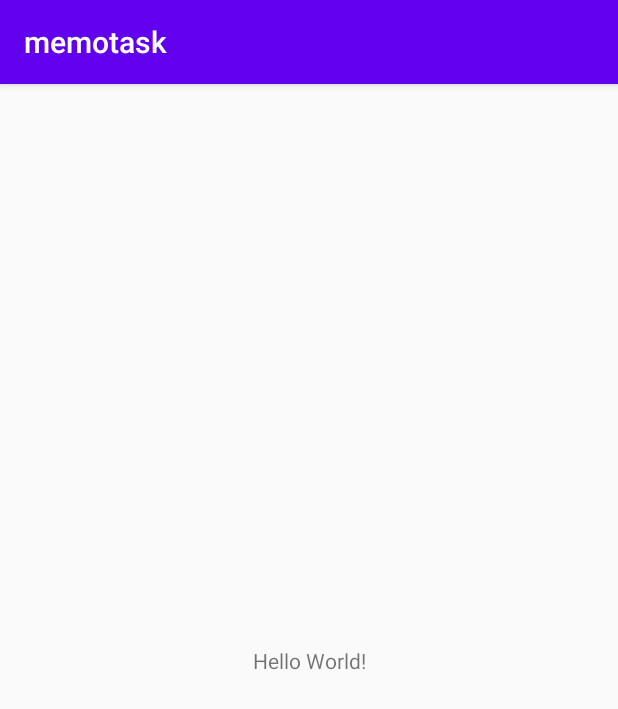
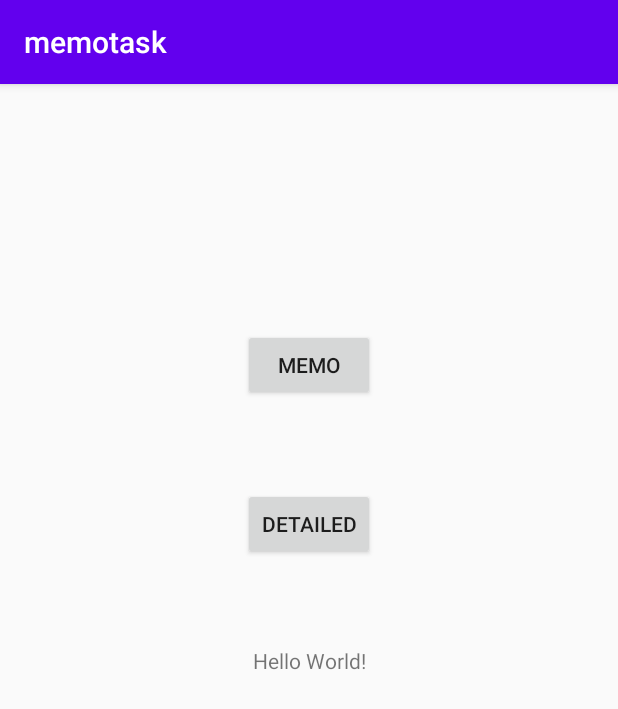
Before and after one commit to Kwansleep/Memotask-android, an Android app: the screen it shows after launch (MainActivity), on a phone screen of 412 x 824 dp. Shown: the top 709 px of the screen. Run offline under Robolectric (Android 15) with nearby library versions, the phone set to English and light mode, and no system bars.

Commit message:
initial commits- set up all foundation files

```diff
--- a/app/src/main/AndroidManifest.xml
+++ b/app/src/main/AndroidManifest.xml
@@ -9,8 +9,8 @@
         android:roundIcon="@mipmap/ic_launcher_round"
         android:supportsRtl="true"
         android:theme="@style/AppTheme">
-        <activity android:name=".Memoactivity"></activity>
-        <activity android:name=".ui.DetailAddActivity"></activity>
+        <activity android:name=".ui.DetailedAddActivity"></activity>
+        <activity android:name=".ui.MemoActivity"/>
         <activity android:name=".ui.DetailedListActivity" />
         <activity android:name=".ui.MainActivity">
             <intent-filter>
--- a/app/src/main/java/stormhack21/memotask/ui/DetailAddActivity.java
+++ b/app/src/main/java/stormhack21/memotask/ui/DetailedAddActivity.java
@@ -6,7 +6,7 @@ import android.os.Bundle;
 
 import stormhack21.memotask.R;
 
-public class DetailAddActivity extends AppCompatActivity {
+public class DetailedAddActivity extends AppCompatActivity {
 
     @Override
     protected void onCreate(Bundle savedInstanceState) {
--- a/app/src/main/java/stormhack21/memotask/ui/MainActivity.java
+++ b/app/src/main/java/stormhack21/memotask/ui/MainActivity.java
@@ -2,7 +2,10 @@ package stormhack21.memotask.ui;
 
 import androidx.appcompat.app.AppCompatActivity;
 
+import android.content.Intent;
 import android.os.Bundle;
+import android.view.View;
+import android.widget.Button;
 
 import stormhack21.memotask.R;
 
@@ -13,6 +16,25 @@ public class MainActivity extends AppCompatActivity {
         super.onCreate(savedInstanceState);
         setContentView(R.layout.activity_main);
 
+        Button memo = findViewById(R.id.buttonToMemo);
+        Button detail = findViewById(R.id.buttonToDetail);
+
+        memo.setOnClickListener(new Button.OnClickListener() {
+            @Override
+            public void onClick(View v) {
+                Intent intent = new Intent(getApplicationContext(), MemoActivity.class);
+                startActivity(intent);
+            }
+        });
+
+
+        detail.setOnClickListener(new Button.OnClickListener() {
+            @Override
+            public void onClick(View v) {
+                Intent intent = new Intent(getApplicationContext(), DetailedListActivity.class);
+                startActivity(intent);
+            }
+        });
 
 
     }
--- a/app/src/main/java/stormhack21/memotask/Memoactivity.java
+++ b/app/src/main/java/stormhack21/memotask/ui/MemoActivity.java
@@ -1,10 +1,12 @@
-package stormhack21.memotask;
+package stormhack21.memotask.ui;
 
 import androidx.appcompat.app.AppCompatActivity;
 
 import android.os.Bundle;
 
-public class Memoactivity extends AppCompatActivity {
+import stormhack21.memotask.R;
+
+public class MemoActivity extends AppCompatActivity {
 
     @Override
     protected void onCreate(Bundle savedInstanceState) {
--- a/app/src/main/res/layout/activity_detail_add.xml
+++ b/app/src/main/res/layout/activity_detail_add.xml
@@ -4,6 +4,6 @@
     xmlns:tools="http://schemas.android.com/tools"
     android:layout_width="match_parent"
     android:layout_height="match_parent"
-    tools:context=".ui.DetailAddActivity">
+    tools:context=".ui.DetailedAddActivity">
 
 </androidx.constraintlayout.widget.ConstraintLayout>
--- a/app/src/main/res/layout/activity_main.xml
+++ b/app/src/main/res/layout/activity_main.xml
@@ -7,6 +7,7 @@
     tools:context=".ui.MainActivity">
 
     <TextView
+        android:id="@+id/textView"
         android:layout_width="wrap_content"
         android:layout_height="wrap_content"
         android:text="Hello World!"
@@ -15,4 +16,26 @@
         app:layout_constraintRight_toRightOf="parent"
         app:layout_constraintTop_toTopOf="parent" />
 
+    <Button
+        android:id="@+id/buttonToMemo"
+        android:layout_width="wrap_content"
+        android:layout_height="wrap_content"
+        android:text="Memo"
+        app:layout_constraintBottom_toTopOf="@+id/textView"
+        app:layout_constraintEnd_toEndOf="parent"
+        app:layout_constraintHorizontal_bias="0.5"
+        app:layout_constraintStart_toStartOf="parent"
+        app:layout_constraintTop_toTopOf="parent" />
+
+    <Button
+        android:id="@+id/buttonToDetail"
+        android:layout_width="wrap_content"
+        android:layout_height="wrap_content"
+        android:text="Detailed"
+        app:layout_constraintBottom_toTopOf="@+id/textView"
+        app:layout_constraintEnd_toEndOf="parent"
+        app:layout_constraintHorizontal_bias="0.5"
+        app:layout_constraintStart_toStartOf="parent"
+        app:layout_constraintTop_toBottomOf="@+id/buttonToMemo" />
+
 </androidx.constraintlayout.widget.ConstraintLayout>
--- a/app/src/main/res/layout/activity_memoactivity.xml
+++ b/app/src/main/res/layout/activity_memoactivity.xml
@@ -4,7 +4,7 @@
     xmlns:tools="http://schemas.android.com/tools"
     android:layout_width="match_parent"
     android:layout_height="match_parent"
-    tools:context=".Memoactivity">
+    tools:context=".ui.MemoActivity">
 
     <Button
         android:id="@+id/typebtn"
```
